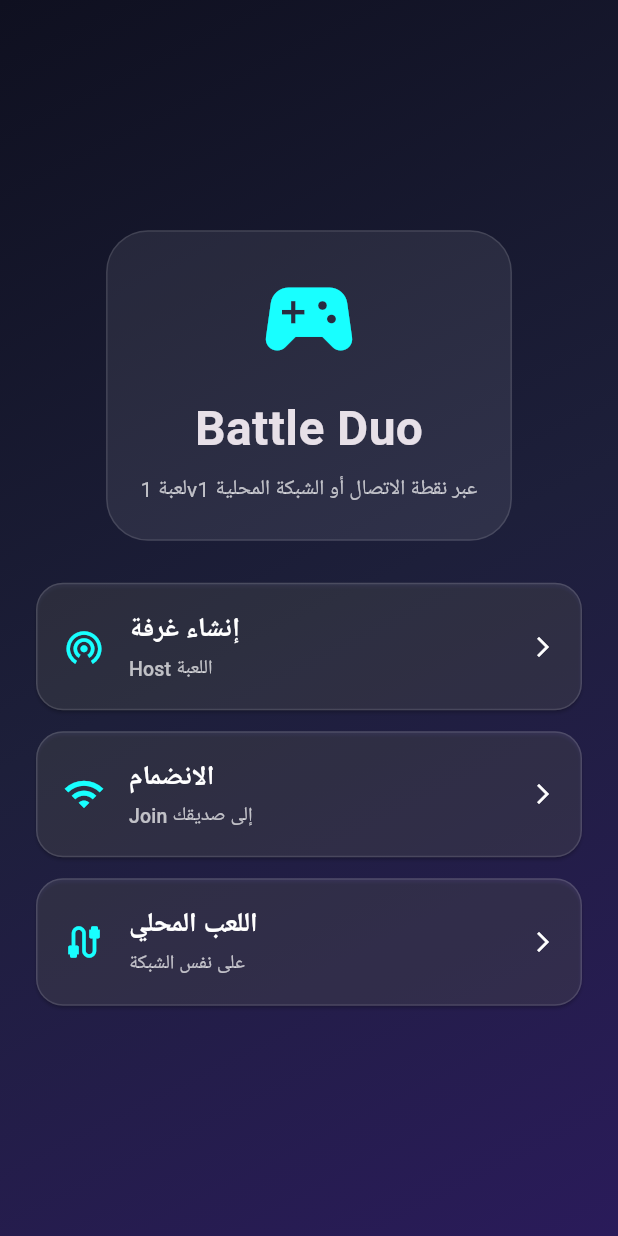
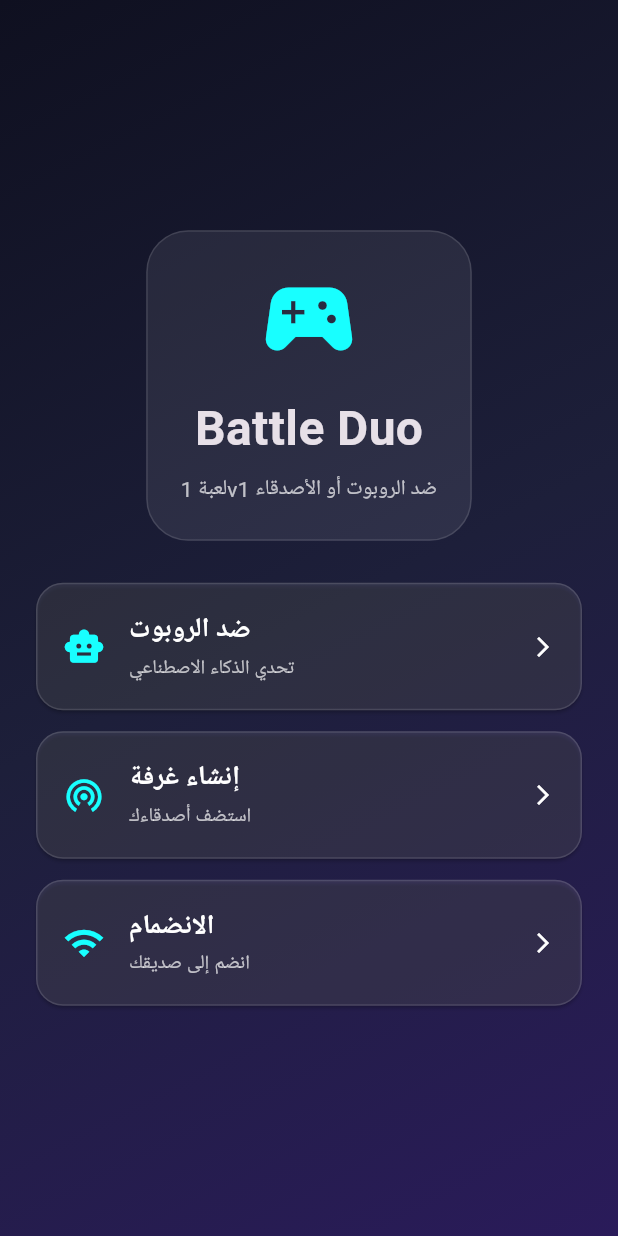
Before and after one commit to saif58835/tarweeqa-, a Flutter app: the screen it shows after launch, on a phone screen of 412 x 824 dp. Run offline on Flutter 3.47's test engine with Material 3 defaults, Android fonts, the phone set to English and light mode, and no system bars; missing offline and left inert: flame.

Commit message:
Update main.dart

```diff
--- a/lib/main.dart
+++ b/lib/main.dart
@@ -1,4 +1,7 @@
 import 'package:flutter/material.dart';
+// في المستقبل عندما تنشئ هذه الملفات، ستحتاج لإزالة التعليقات وتفعيل هذه الأسطر:
+// import 'ui/host_join_screen.dart';
+// import 'ui/single_player_screen.dart';
 
 void main() {
   runApp(const BattleDuoApp());
@@ -45,6 +48,7 @@ class HomeScreen extends StatelessWidget {
               child: Column(
                 mainAxisAlignment: MainAxisAlignment.center,
                 children: [
+                  // الشعار
                   Container(
                     padding: const EdgeInsets.all(22),
                     decoration: BoxDecoration(
@@ -65,7 +69,7 @@ class HomeScreen extends StatelessWidget {
                         ),
                         SizedBox(height: 8),
                         Text(
-                          'لعبة 1v1 عبر نقطة الاتصال أو الشبكة المحلية',
+                          'لعبة 1v1 ضد الروبوت أو الأصدقاء',
                           textAlign: TextAlign.center,
                           style: TextStyle(color: Colors.white70),
                         ),
@@ -73,38 +77,49 @@ class HomeScreen extends StatelessWidget {
                     ),
                   ),
                   const SizedBox(height: 28),
+
+                  // زر اللعب الفردي (ضد الروبوت) - جديد
+                  _MenuButton(
+                    title: 'ضد الروبوت',
+                    subtitle: 'تحدي الذكاء الاصطناعي',
+                    icon: Icons.smart_toy,
+                    onTap: () {
+                      // TODO: استبدل هذه بواجهة SinglePlayerScreen الحقيقية
+                      Navigator.push(
+                        context,
+                        MaterialPageRoute(builder: (_) => const PlaceholderScreen(title: 'ضد الروبوت')),
+                      );
+                    },
+                  ),
+
+                  const SizedBox(height: 14),
+
+                  // زر إنشاء غرفة (للأصدقاء)
                   _MenuButton(
                     title: 'إنشاء غرفة',
-                    subtitle: 'Host اللعبة',
+                    subtitle: 'استضف أصدقاءك',
                     icon: Icons.wifi_tethering,
                     onTap: () {
+                      // TODO: استبدل هذه بـ HostJoinScreen مع mode: 'host'
                       Navigator.push(
                         context,
                         MaterialPageRoute(builder: (_) => const PlaceholderScreen(title: 'إنشاء غرفة')),
                       );
                     },
                   ),
+
                   const SizedBox(height: 14),
+
+                  // زر الانضمام (للأصدقاء)
                   _MenuButton(
                     title: 'الانضمام',
-                    subtitle: 'Join إلى صديقك',
+                    subtitle: 'انضم إلى صديقك',
                     icon: Icons.wifi,
                     onTap: () {
+                      // TODO: استبدل هذه بـ HostJoinScreen مع mode: 'join'
                       Navigator.push(
                         context,
                         MaterialPageRoute(builder: (_) => const PlaceholderScreen(title: 'الانضمام')),
-                      );
-                    },
-                  ),
-                  const SizedBox(height: 14),
-                  _MenuButton(
-                    title: 'اللعب المحلي',
-                    subtitle: 'على نفس الشبكة',
-                    icon: Icons.cable,
-                    onTap: () {
-                      Navigator.push(
-                        context,
-                        MaterialPageRoute(builder: (_) => const PlaceholderScreen(title: 'اللعب المحلي')),
                       );
                     },
                   ),
@@ -118,6 +133,7 @@ class HomeScreen extends StatelessWidget {
   }
 }
 
+// زر القائمة المخصص
 class _MenuButton extends StatelessWidget {
   final String title;
   final String subtitle;
@@ -166,6 +182,7 @@ class _MenuButton extends StatelessWidget {
   }
 }
 
+// شاشة مؤقتة (سنقوم بحذفها لاحقاً)
 class PlaceholderScreen extends StatelessWidget {
   final String title;
   const PlaceholderScreen({super.key, required this.title});
@@ -176,7 +193,7 @@ class PlaceholderScreen extends StatelessWidget {
       appBar: AppBar(title: Text(title)),
       body: const Center(
         child: Text(
-          'الملفات التالية ستكمل اللعب والانضمام والصالة',
+          'هنا سيتم وضع شاشة اللعب الفعلية (ضد الروبوت أو مع الأصدقاء)',
           textAlign: TextAlign.center,
         ),
       ),
```
